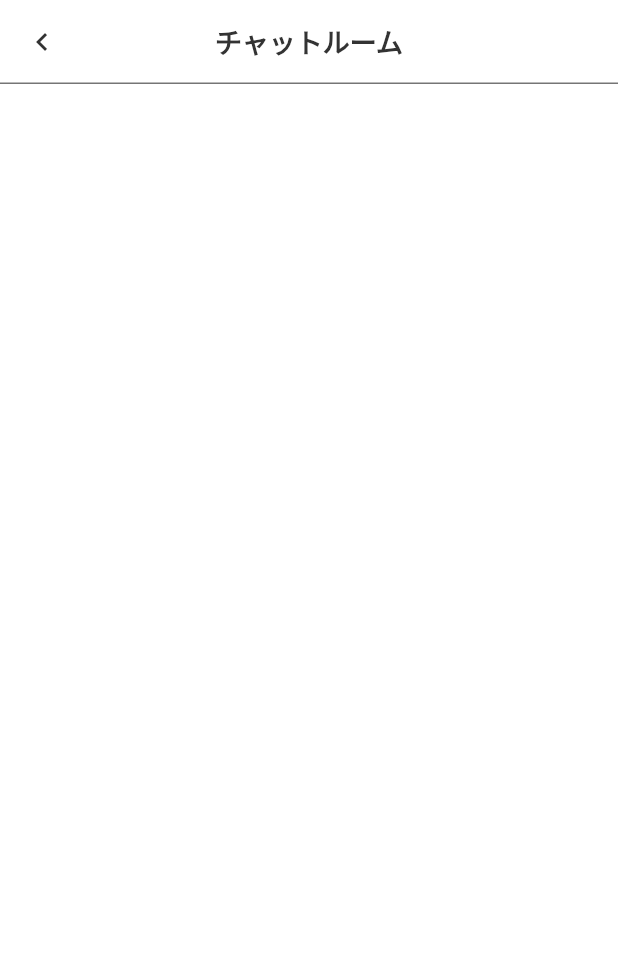
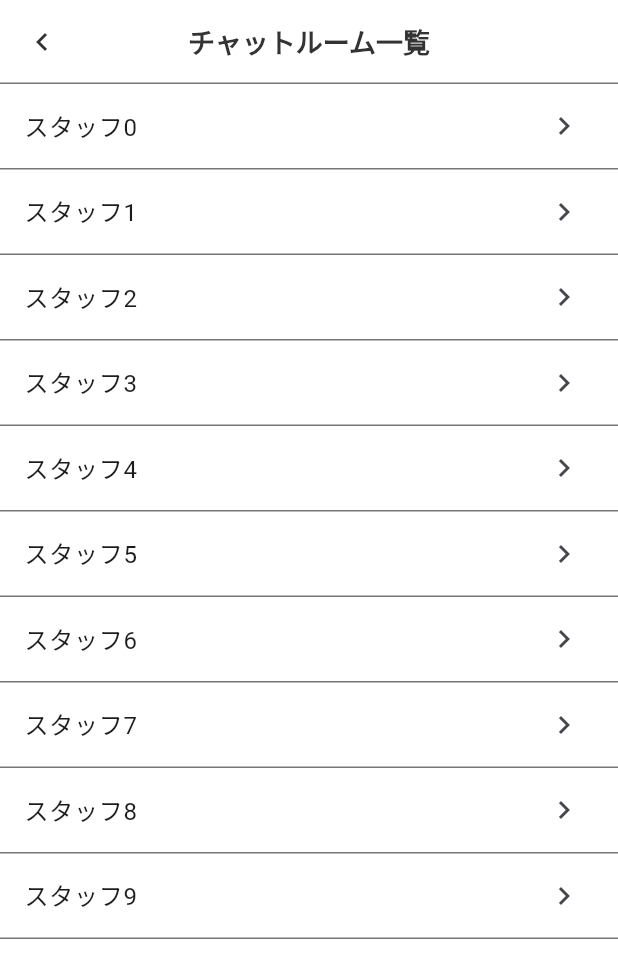
Before and after one commit to agora-creation/miel_work_app, a Flutter app: the HomeScreen screen opened directly, after a tap on "チャット", on a phone screen of 412 x 824 dp. Shown: the top 978 px of the screen. Run offline on Flutter 3.47's test engine with Material 3 defaults, Android fonts, the phone set to English and light mode, and no system bars; our stand-ins replace cloud_firestore, firebase_auth, firebase_core, firebase_messaging, flutter_local_notifications, flutter_spinkit and 3 more; missing offline and left inert: alert_banner, syncfusion_flutter_pdfviewer, syncfusion_localizations; accounts and stored records are empty; Roboto replaces fonts that are missing (SourceHanSansJP-Bold, SourceHanSansJP-Regular).

Commit message:
20240226 commit

```diff
--- a/lib/common/style.dart
+++ b/lib/common/style.dart
@@ -1,7 +1,7 @@
 import 'package:flutter/material.dart';
 import 'package:flutter/services.dart';
 
-const kBackgroundColor = Color(0xFF3F51B5);
+const kBackgroundColor = Color(0xFF5C6BC0);
 const kWhiteColor = Color(0xFFFFFFFF);
 const kBlackColor = Color(0xFF333333);
 const kGreyColor = Color(0xFF9E9E9E);
@@ -9,7 +9,7 @@ const kGrey600Color = Color(0xFF757575);
 const kGrey300Color = Color(0xFFE0E0E0);
 const kGrey200Color = Color(0xFFEEEEEE);
 const kRedColor = Color(0xFFF44336);
-const kRed300Color = Color(0xFFE57373);
+const kRed400Color = Color(0xFFEF5350);
 const kBlueColor = Color(0xFF2196F3);
 const kCyanColor = Color(0xFF00BCD4);
 const kOrangeColor = Color(0xFFFF9800);
--- a/lib/screens/chat.dart
+++ b/lib/screens/chat.dart
@@ -24,15 +24,29 @@ class _ChatScreenState extends State<ChatScreen> {
         ),
         centerTitle: true,
         title: const Text(
-          'チャットルーム',
+          'チャットルーム一覧',
           style: TextStyle(color: kBlackColor),
         ),
         shape: const Border(
           bottom: BorderSide(color: kGrey600Color),
         ),
       ),
-      body: Column(
-        children: [],
+      body: ListView.builder(
+        itemCount: 10,
+        itemBuilder: (context, index) {
+          return Container(
+            decoration: const BoxDecoration(
+              border: Border(
+                bottom: BorderSide(color: kGrey600Color),
+              ),
+            ),
+            child: ListTile(
+              title: Text('スタッフ$index'),
+              trailing: const Icon(Icons.chevron_right),
+              onTap: () {},
+            ),
+          );
+        },
       ),
     );
   }
--- a/lib/screens/draft.dart
+++ b/lib/screens/draft.dart
@@ -24,7 +24,7 @@ class _DraftScreenState extends State<DraftScreen> {
         ),
         centerTitle: true,
         title: const Text(
-          '稟議申請',
+          '稟議申請一覧',
           style: TextStyle(color: kBlackColor),
         ),
         shape: const Border(
--- a/lib/screens/home.dart
+++ b/lib/screens/home.dart
@@ -2,12 +2,12 @@ import 'package:flutter/material.dart';
 import 'package:miel_work_app/common/functions.dart';
 import 'package:miel_work_app/common/style.dart';
 import 'package:miel_work_app/providers/login.dart';
-import 'package:miel_work_app/screens/calendar.dart';
 import 'package:miel_work_app/screens/chat.dart';
 import 'package:miel_work_app/screens/draft.dart';
 import 'package:miel_work_app/screens/manual.dart';
 import 'package:miel_work_app/screens/meter.dart';
 import 'package:miel_work_app/screens/notice.dart';
+import 'package:miel_work_app/screens/plan.dart';
 import 'package:miel_work_app/screens/user_setting.dart';
 import 'package:miel_work_app/widgets/custom_appbar_title.dart';
 import 'package:miel_work_app/widgets/custom_icon_card.dart';
@@ -52,8 +52,8 @@ class _HomeScreenState extends State<HomeScreen> {
               CustomIconCard(
                 icon: Icons.picture_as_pdf,
                 label: '業務マニュアル',
-                color: kWhiteColor,
-                backgroundColor: kRedColor,
+                color: kBlackColor,
+                backgroundColor: kWhiteColor,
                 onTap: () => pushScreen(
                   context,
                   ManualScreen(loginProvider: loginProvider),
@@ -96,7 +96,7 @@ class _HomeScreenState extends State<HomeScreen> {
             ),
             onTap: () => pushScreen(
               context,
-              const CalendarScreen(),
+              const PlanScreen(),
             ),
           ),
           GridView(
--- a/lib/screens/meter.dart
+++ b/lib/screens/meter.dart
@@ -24,7 +24,7 @@ class _MeterScreenState extends State<MeterScreen> {
         ),
         centerTitle: true,
         title: const Text(
-          'メーター検針',
+          'メーター検針入力',
           style: TextStyle(color: kBlackColor),
         ),
         shape: const Border(
--- a/lib/services/manual.dart
+++ b/lib/services/manual.dart
@@ -6,12 +6,10 @@ class ManualService {
 
   Stream<QuerySnapshot<Map<String, dynamic>>>? streamList({
     required String? organizationId,
-    required String? groupId,
   }) {
     return FirebaseFirestore.instance
         .collection(collection)
         .where('organizationId', isEqualTo: organizationId ?? 'error')
-        .where('groupId', isEqualTo: groupId != '' ? groupId : null)
         .orderBy('createdAt', descending: true)
         .snapshots();
   }
--- a/lib/services/notice.dart
+++ b/lib/services/notice.dart
@@ -6,12 +6,10 @@ class NoticeService {
 
   Stream<QuerySnapshot<Map<String, dynamic>>>? streamList({
     required String? organizationId,
-    required String? groupId,
   }) {
     return FirebaseFirestore.instance
         .collection(collection)
         .where('organizationId', isEqualTo: organizationId ?? 'error')
-        .where('groupId', isEqualTo: groupId != '' ? groupId : null)
         .orderBy('createdAt', descending: true)
         .snapshots();
   }
--- a/pubspec.yaml
+++ b/pubspec.yaml
@@ -25,6 +25,7 @@ dependencies:
   alert_banner: ^1.0.1
   syncfusion_localizations: ^23.2.7
   syncfusion_flutter_pdfviewer: ^23.2.7
+  syncfusion_flutter_calendar: ^23.2.7
 
   firebase_core: ^2.25.4
   firebase_auth: ^4.17.4
```
Also changed, not shown: lib/screens/calendar.dart (deleted, +0 -39 lines), lib/screens/manual.dart (+6 -3 lines), lib/screens/notice.dart (+6 -3 lines), lib/screens/plan.dart (added, +65 -0 lines), pubspec.lock.
